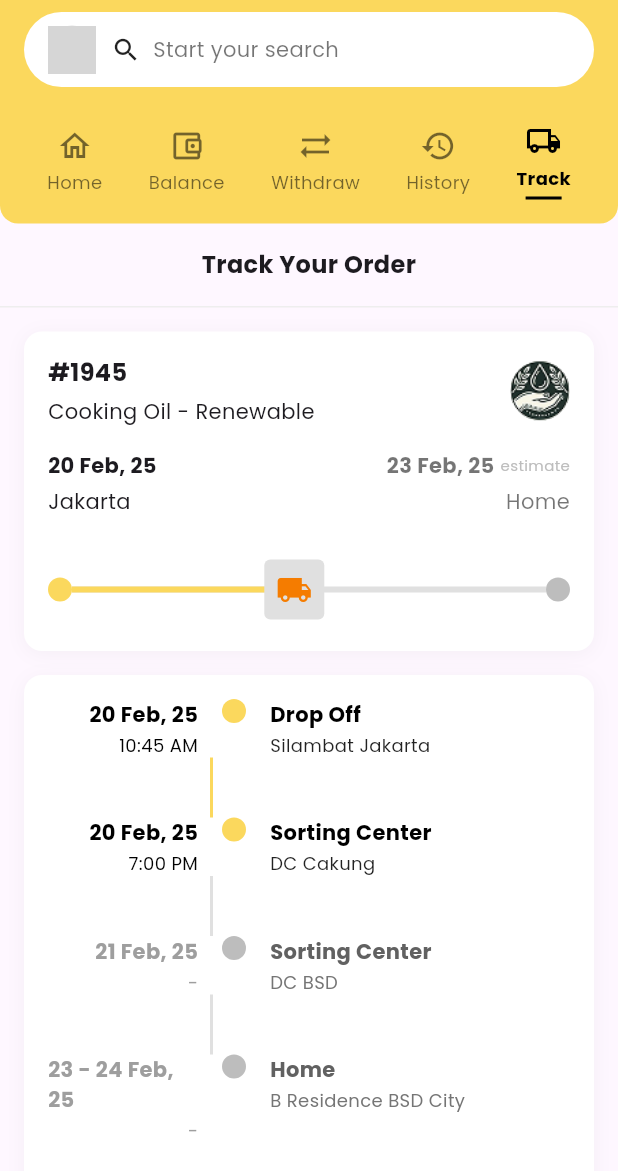
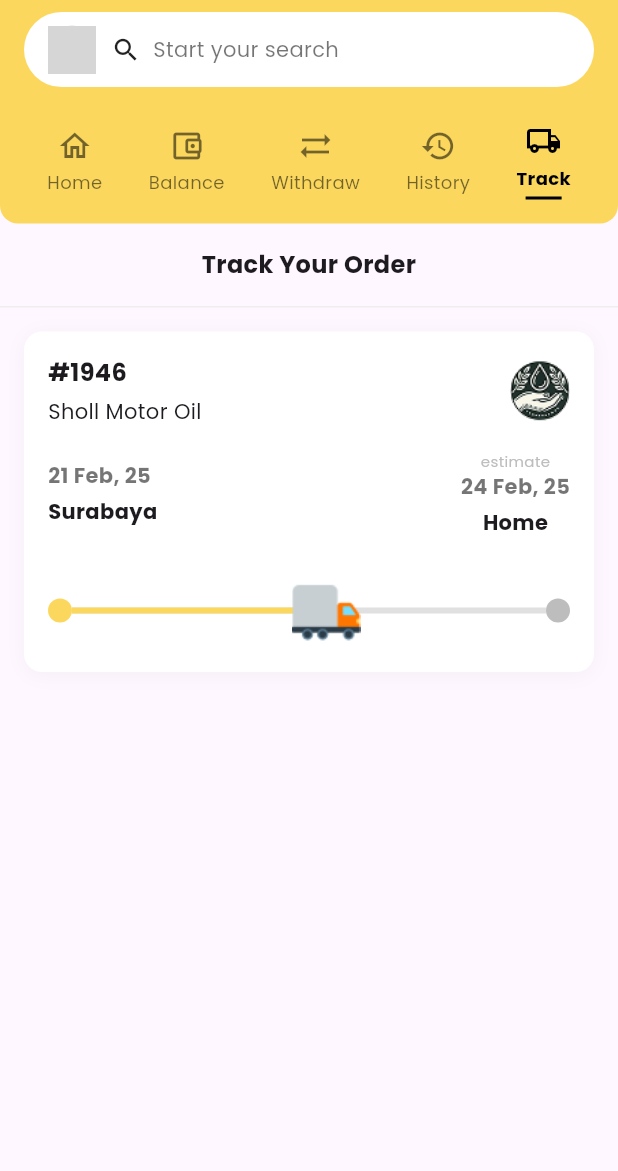
Before and after one commit to Liann099/UAS_Mobile-ReNuOil-, a Flutter app: the OrderTrackingScreen screen opened directly, on a phone screen of 412 x 824 dp. Shown: the top 1171 px of the screen. Run offline on Flutter 3.47's test engine with Material 3 defaults, Android fonts, the phone set to English and light mode, and no system bars; our stand-ins replace flutter_map, flutter_secure_storage, flutter_svg, geocoding, latlong2, location and 1 more; accounts and stored records are empty; grey boxes are pictures that could not be loaded.

Commit message:
revisi track your order

```diff
--- a/uas_renuoil/lib/buyer/trackyourorder.dart
+++ b/uas_renuoil/lib/buyer/trackyourorder.dart
@@ -1,34 +1,21 @@
 import 'package:flutter/material.dart';
+import 'package:flutter_application_1/generated/assets.dart';
 
-void main() {
-  runApp(const MyApp());
+class OrderTrackingScreen extends StatefulWidget {
+  const OrderTrackingScreen({Key? key}) : super(key: key);
+
+  @override
+  State<OrderTrackingScreen> createState() => _OrderTrackingScreenState();
 }
 
-class MyApp extends StatelessWidget {
-  const MyApp({Key? key}) : super(key: key);
-
-  @override
-  Widget build(BuildContext context) {
-    return MaterialApp(
-      debugShowCheckedModeBanner: false,
-      title: 'Order Tracking App',
-      theme: ThemeData(
-        primarySwatch: Colors.blue,
-        fontFamily: 'Poppins',
-        scaffoldBackgroundColor: Colors.white,
-      ),
-      home: const OrderTrackingScreen(),
-    );
-  }
-}
-
-class OrderTrackingScreen extends StatelessWidget {
-  const OrderTrackingScreen({Key? key}) : super(key: key);
-
+class _OrderTrackingScreenState extends State<OrderTrackingScreen> {
   // Constants for reuse
   static const Color primaryYellow = Color(0xFFFBD85D);
   static const Color borderColor = Color(0xFFEEEEEE);
   static const double defaultPadding = 16.0;
+
+  // State variable to track if timeline is expanded
+  bool _isTimelineVisible = false;
 
   @override
   Widget build(BuildContext context) {
@@ -38,8 +25,23 @@ class OrderTrackingScreen extends StatelessWidget {
           children: [
             _buildHeader(context),
             _buildTitleSection(),
-            _buildOrderCard(context),
-            _buildTrackingTimeline(),
+            Expanded(
+              child: SingleChildScrollView(
+                child: Column(
+                  children: [
+                    GestureDetector(
+                      onTap: () {
+                        setState(() {
+                          _isTimelineVisible = !_isTimelineVisible;
+                        });
+                      },
+                      child: _buildOrderCard(context),
+                    ),
+                    if (_isTimelineVisible) _buildTrackingTimeline(),
+                  ],
+                ),
+              ),
+            ),
           ],
         ),
       ),
@@ -83,7 +85,7 @@ class OrderTrackingScreen extends StatelessWidget {
       ),
       child: Row(
         children: [
-          // Profile circle (usually an image)
+          // Profile circle
           CircleAvatar(
             radius: 16,
             backgroundColor: Colors.grey[300],
@@ -95,7 +97,6 @@ class OrderTrackingScreen extends StatelessWidget {
                   'assets/images/profile.png',
                   fit: BoxFit.cover,
                   errorBuilder: (context, error, stackTrace) {
-                    // Fallback if image fails to load
                     return Icon(Icons.person, color: Colors.grey[600]);
                   },
                 ),
@@ -189,7 +190,7 @@ class OrderTrackingScreen extends StatelessWidget {
           crossAxisAlignment: CrossAxisAlignment.start,
           children: [
             Text(
-              '#1945',
+              '#1946',
               style: TextStyle(
                 fontWeight: FontWeight.bold,
                 fontSize: 16,
@@ -197,7 +198,7 @@ class OrderTrackingScreen extends StatelessWidget {
             ),
             SizedBox(height: 4),
             Text(
-              'Cooking Oil - Renewable',
+              'Sholl Motor Oil',
               style: TextStyle(
                 fontSize: 14,
               ),
@@ -217,7 +218,6 @@ class OrderTrackingScreen extends StatelessWidget {
                 'assets/images/handimage.png',
                 fit: BoxFit.cover,
                 errorBuilder: (context, error, stackTrace) {
-                  // Fallback if image fails to load
                   return Icon(Icons.eco, color: Colors.green[700]);
                 },
               ),
@@ -237,36 +237,27 @@ class OrderTrackingScreen extends StatelessWidget {
           crossAxisAlignment: CrossAxisAlignment.start,
           children: [
             Text(
-              '20 Feb, 25',
+              '21 Feb, 25',
               style: TextStyle(
                 fontWeight: FontWeight.bold,
+                color: Colors.black54,
                 fontSize: 14,
               ),
             ),
             SizedBox(height: 4),
             Text(
-              'Jakarta',
+              'Surabaya',
               style: TextStyle(
                 fontSize: 14,
+                  fontWeight: FontWeight.w600
               ),
             ),
           ],
         ),
 
         Column(
-          crossAxisAlignment: CrossAxisAlignment.end,
+          crossAxisAlignment: CrossAxisAlignment.center,
           children: [
-            Row(
-              children: [
-                const Text(
-                  '23 Feb, 25',
-                  style: TextStyle(
-                    fontWeight: FontWeight.bold,
-                    fontSize: 14,
-                    color: Colors.black54,
-                  ),
-                ),
-                const SizedBox(width: 4),
             Text(
               'estimate',
               style: TextStyle(
@@ -274,14 +265,20 @@ class OrderTrackingScreen extends StatelessWidget {
                 color: Colors.grey[400],
               ),
             ),
-              ],
+            const Text(
+              '24 Feb, 25',
+              style: TextStyle(
+                fontWeight: FontWeight.bold,
+                fontSize: 14,
+                color: Colors.black54,
+              ),
             ),
             const SizedBox(height: 4),
             const Text(
               'Home',
               style: TextStyle(
                 fontSize: 14,
-                color: Colors.black54,
+                fontWeight: FontWeight.w600
               ),
             ),
           ],
@@ -292,8 +289,8 @@ class OrderTrackingScreen extends StatelessWidget {
 
   // Progress bar with truck
   Widget _buildProgressBar(BuildContext context) {
-    // Calculate progress width - 35% of available width
-    final progressWidth = MediaQuery.of(context).size.width * 0.35;
+    // Calculate progress width - about 45% of available width based on the image
+    final progressWidth = MediaQuery.of(context).size.width * 0.45;
 
     return SizedBox(
       height: 50,
@@ -342,23 +339,23 @@ class OrderTrackingScreen extends StatelessWidget {
             ],
           ),
 
-          // Truck Icon
+          // Truck Image
           Positioned(
-            left: progressWidth,
-            child: Container(
-              width: 40,
-              height: 40,
-              decoration: BoxDecoration(
-                color: Colors.grey[300],
-                borderRadius: BorderRadius.circular(4),
-              ),
-              child: Center(
-                child: Icon(
+            left: progressWidth - 40, // Adjusted to center truck on progress point
+            child: Image.asset(
+                Assets.imagesTruckDelivery,
+              width: 80,
+              height: 80,
+              fit: BoxFit.scaleDown,
+              // Don't apply color tint to the image
+              errorBuilder: (context, error, stackTrace) {
+                // Only as fallback if image isn't found
+                return Icon(
                   Icons.local_shipping,
                   color: Colors.orange[700],
                   size: 24,
-                ),
-              ),
+                );
+              },
             ),
           ),
         ],
@@ -368,8 +365,7 @@ class OrderTrackingScreen extends StatelessWidget {
 
   // Timeline section
   Widget _buildTrackingTimeline() {
-    return Expanded(
-      child: Container(
+    return Container(
       margin: const EdgeInsets.fromLTRB(
           defaultPadding,
           0,
@@ -388,39 +384,47 @@ class OrderTrackingScreen extends StatelessWidget {
           ),
         ],
       ),
-        child: ListView(
-          padding: EdgeInsets.zero,
+      child: IntrinsicHeight(
+        child: Row(
+          crossAxisAlignment: CrossAxisAlignment.start,
           children: [
-            _buildTimelineItem(
-              date: '20 Feb, 25',
-              time: '10:45 AM',
-              title: 'Drop Off',
-              subtitle: 'Silambat Jakarta',
-              isCompleted: true,
+            // Left side - dates and times
+            SizedBox(
+              width: 100,
+              child: Column(
+                crossAxisAlignment: CrossAxisAlignment.end,
+                children: [
+                  _buildTimelineDate('21 Feb, 25', '10:45 AM', true),
+                  const SizedBox(height: 60),
+                  _buildTimelineDate('21 Feb, 25', '7:00 PM', true),
+                  const SizedBox(height: 60),
+                  _buildTimelineDate('22 Feb, 25', '-', false),
+                  const SizedBox(height: 60),
+                  _buildTimelineDate('24 - 25 Feb, 25', '-', false),
+                ],
               ),
-            _buildTimelineConnector(isActive: true),
-            _buildTimelineItem(
-              date: '20 Feb, 25',
-              time: '7:00 PM',
-              title: 'Sorting Center',
-              subtitle: 'DC Cakung',
-              isCompleted: true,
             ),
-            _buildTimelineConnector(isActive: false),
-            _buildTimelineItem(
-              date: '21 Feb, 25',
-              time: '-',
-              title: 'Sorting Center',
-              subtitle: 'DC BSD',
-              isCompleted: false,
+
+            // Middle - timeline connector with dots
+            Padding(
+              padding: const EdgeInsets.only(left: 16, right: 16),
+              child: _buildContinuousTimeline(),
             ),
-            _buildTimelineConnector(isActive: false),
-            _buildTimelineItem(
-              date: '23 - 24 Feb, 25',
-              time: '-',
-              title: 'Home',
-              subtitle: 'B Residence BSD City',
-              isCompleted: false,
+
+            // Right side - location info
+            Expanded(
+              child: Column(
+                crossAxisAlignment: CrossAxisAlignment.start,
+                children: [
+                  _buildTimelineInfo('Drop Off', 'Silambat Surabaya', true),
+                  const SizedBox(height: 60),
+                  _buildTimelineInfo('Sorting Center', 'DC Surabaya', true),
+                  const SizedBox(height: 60),
+                  _buildTimelineInfo('Sorting Center', 'DC BSD', false),
+                  const SizedBox(height: 60),
+                  _buildTimelineInfo('Home', 'B Residence BSD City', false),
+                ],
+              ),
             ),
           ],
         ),
@@ -458,21 +462,9 @@ class OrderTrackingScreen extends StatelessWidget {
     );
   }
 
-  // Timeline item with date, status dot, and info
-  Widget _buildTimelineItem({
-    required String date,
-    required String time,
-    required String title,
-    required String subtitle,
-    required bool isCompleted,
-  }) {
-    return Row(
-      crossAxisAlignment: CrossAxisAlignment.start,
-      children: [
-        // Date and Time
-        SizedBox(
-          width: 100,
-          child: Column(
+  // Timeline date and time element
+  Widget _buildTimelineDate(String date, String time, bool isCompleted) {
+    return Column(
       crossAxisAlignment: CrossAxisAlignment.end,
       children: [
         Text(
@@ -492,26 +484,12 @@ class OrderTrackingScreen extends StatelessWidget {
           ),
         ),
       ],
-          ),
-        ),
+    );
+  }
 
-        const SizedBox(width: 16),
-
-        // Status Dot
-        Container(
-          width: 16,
-          height: 16,
-          decoration: BoxDecoration(
-            color: isCompleted ? primaryYellow : Colors.grey[400],
-            shape: BoxShape.circle,
-          ),
-        ),
-
-        const SizedBox(width: 16),
-
-        // Status Info
-        Expanded(
-          child: Column(
+  // Timeline location info
+  Widget _buildTimelineInfo(String title, String subtitle, bool isCompleted) {
+    return Column(
       crossAxisAlignment: CrossAxisAlignment.start,
       children: [
         Text(
@@ -531,23 +509,55 @@ class OrderTrackingScreen extends StatelessWidget {
           ),
         ),
       ],
+    );
+  }
+
+  // Continuous timeline with dots
+  Widget _buildContinuousTimeline() {
+    return Stack(
+      children: [
+        // Vertical line
+        Positioned(
+          left: 7,
+          top: 8,
+          bottom: 8,
+          width: 2,
+          child: Container(
+            color: Colors.grey[300],
+            child: Column(
+              children: [
+                Container(height: 80, color: primaryYellow), // First segment (active)
+                Expanded(child: Container()), // Remaining segment (inactive)
+              ],
             ),
+          ),
+        ),
+
+        // Dots
+        Column(
+          children: [
+            _buildTimelineDot(true),
+            const SizedBox(height: 60),
+            _buildTimelineDot(true),
+            const SizedBox(height: 60),
+            _buildTimelineDot(false),
+            const SizedBox(height: 60),
+            _buildTimelineDot(false),
+          ],
         ),
       ],
     );
   }
 
-  // Connector line between timeline items
-  Widget _buildTimelineConnector({required bool isActive}) {
-    return Row(
-      children: [
-        const SizedBox(width: 108),
-        Container(
-          width: 2,
-          height: 40,
-          color: isActive ? primaryYellow : Colors.grey[300],
+  // Individual timeline dot
+  Widget _buildTimelineDot(bool isActive) {
+    return Container(
+      width: 16,
+      height: 16,
+      decoration: BoxDecoration(
+        color: isActive ? primaryYellow : Colors.grey[400],
+        shape: BoxShape.circle,
       ),
-      ],
     );
   }
 }
```
Also changed, not shown: uas_renuoil/assets/images/truck_delivery.png (added), uas_renuoil/lib/generated/assets.dart. Lines whose indentation alone changed are shown as unchanged.
